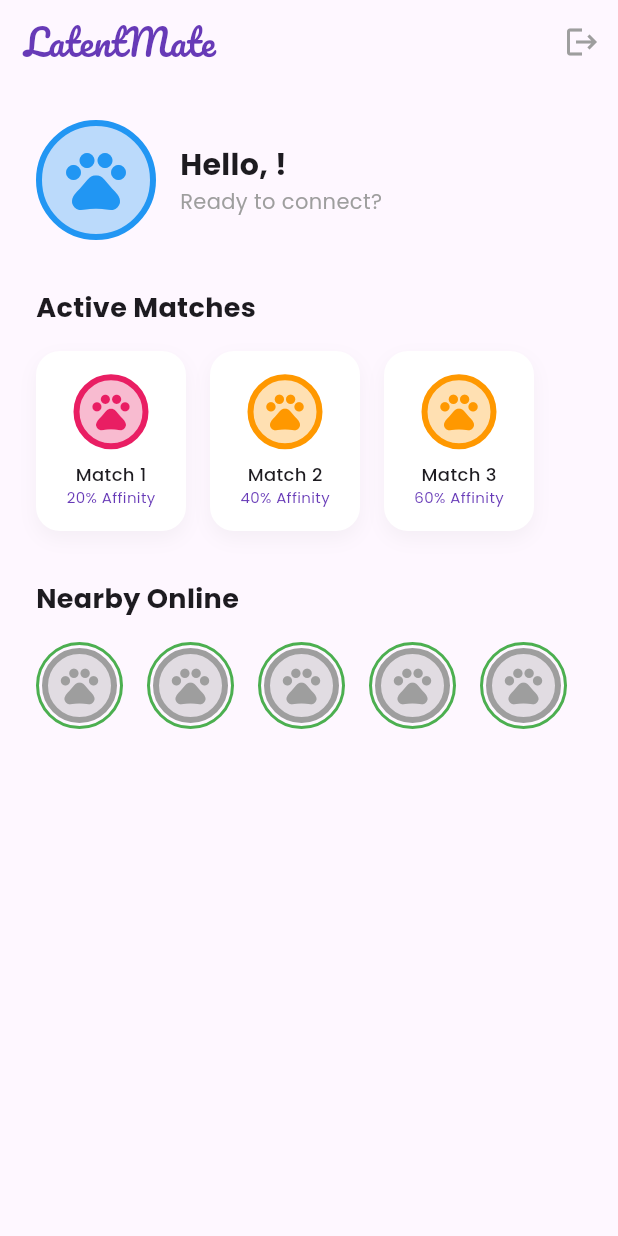
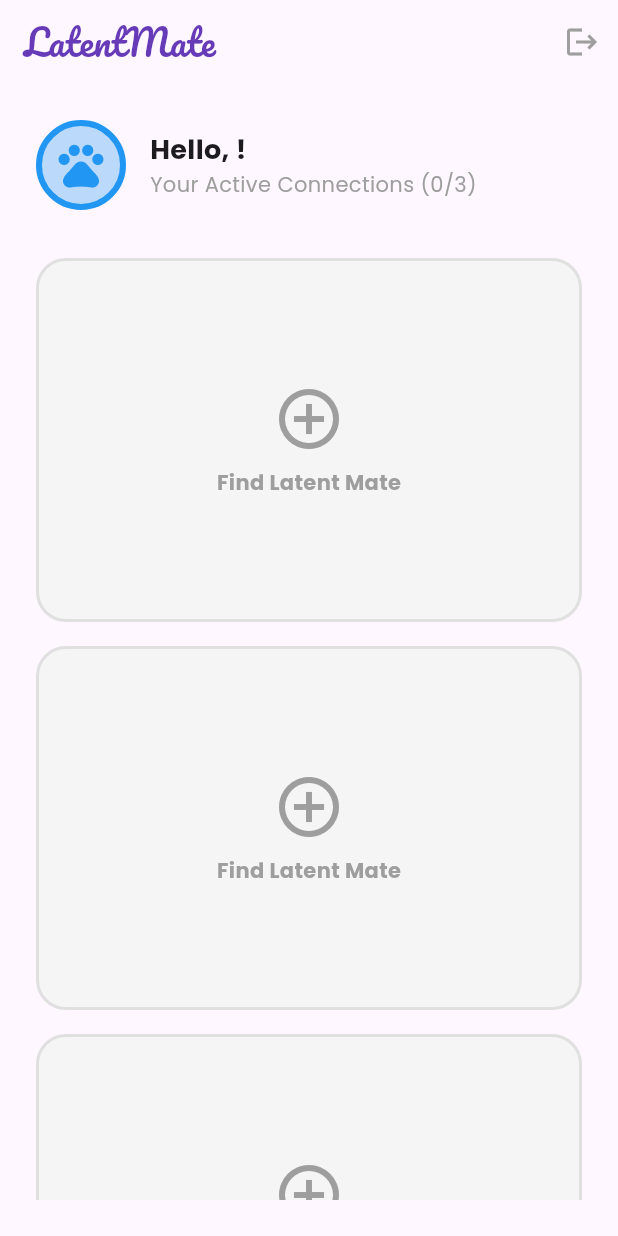
Before and after one commit to cdsar626/latent-mate-mvp, a Flutter app: the HomeScreen screen opened directly, on a phone screen of 412 x 824 dp. Run offline on Flutter 3.47's test engine with Material 3 defaults, Android fonts, the phone set to English and light mode, and no system bars; drawn by our look-alikes of flutter_animate; our stand-ins replace google_fonts, supabase_flutter; accounts and stored records are empty.

Commit message:
Refine MVP: Platform Permissions, Match Slots UI, and Active Connections
- Frontend: Added required permissions for Internet, Camera, and Storage on Android, iOS, and macOS.
- Frontend: Refactored `HomeScreen` to display a grid of 3 match slots with "Find Latent Mate" placeholders.
- Frontend: Implemented navigation to `GameScreen` (non-blocking) and Online Status indicators (green/orange halo logic).
- Backend: Implemented `FetchActiveMatches` handler to return enriched match data (affinity, last activity).
- Backend: Enforced 3-match limit in `FindMatch` logic.
- Backend: Added `UserStatus` broadcasting for online/offline presence updates.

Co-authored-by: cdsar626 <704386+cdsar626@users.noreply.github.com>

```diff
--- /dev/null
+++ b/frontend/lib/models/active_match.dart
@@ -0,0 +1,28 @@
+class ActiveMatch {
+  final String id;
+  final String opponentUsername;
+  final String? avatarConfig;
+  final int affinity;
+  final DateTime lastActivity;
+  final bool isOnline;
+
+  ActiveMatch({
+    required this.id,
+    required this.opponentUsername,
+    this.avatarConfig,
+    required this.affinity,
+    required this.lastActivity,
+    required this.isOnline,
+  });
+
+  factory ActiveMatch.fromJson(Map<String, dynamic> json) {
+    return ActiveMatch(
+      id: json['id'],
+      opponentUsername: json['opponent_username'],
+      avatarConfig: json['avatar_config'],
+      affinity: json['affinity'],
+      lastActivity: DateTime.tryParse(json['last_activity']) ?? DateTime.now(),
+      isOnline: json['is_online'] ?? false,
+    );
+  }
+}
--- a/frontend/lib/screens/home_screen.dart
+++ b/frontend/lib/screens/home_screen.dart
@@ -4,6 +4,7 @@ import 'package:google_fonts/google_fonts.dart';
 import 'package:provider/provider.dart';
 import '../providers/game_provider.dart';
 import '../widgets/pet_widget.dart';
+import '../models/active_match.dart';
 import 'game_screen.dart';
 import 'splash_screen.dart';
 import '../services/auth_service.dart';
@@ -18,12 +19,48 @@ class HomeScreen extends StatefulWidget {
 class _HomeScreenState extends State<HomeScreen> {
   final AuthService _authService = AuthService();
 
+  void _confirmFindMatch(GameProvider provider) {
+    if (provider.activeMatches.length >= 3) {
+      ScaffoldMessenger.of(context).showSnackBar(
+        const SnackBar(content: Text("Maximum of 3 matches allowed. Finish a conversation first.")),
+      );
+      return;
+    }
+
+    showDialog(
+      context: context,
+      builder: (context) => AlertDialog(
+        title: const Text("Find Latent Mate"),
+        content: const Text("Are you sure you want to search for a new connection?"),
+        actions: [
+          TextButton(onPressed: () => Navigator.pop(context), child: const Text("Cancel")),
+          TextButton(
+            onPressed: () {
+              Navigator.pop(context);
+              provider.findMatch();
+            },
+            child: const Text("Search"),
+          ),
+        ],
+      ),
+    );
+  }
+
+  void _openMatch(ActiveMatch match) {
+    Provider.of<GameProvider>(context, listen: false).selectMatch(match);
+    Navigator.of(context).push(
+      MaterialPageRoute(builder: (_) => const GameScreen()),
+    );
+  }
+
   @override
   Widget build(BuildContext context) {
     final gameProvider = Provider.of<GameProvider>(context);
 
-    if (gameProvider.gameState == GameState.inGame) {
-        return const GameScreen();
+    // List of 3 slots (null if empty, Match if full)
+    final List<ActiveMatch?> slots = List.filled(3, null);
+    for (int i = 0; i < gameProvider.activeMatches.length && i < 3; i++) {
+      slots[i] = gameProvider.activeMatches[i];
     }
 
     return Scaffold(
@@ -45,129 +82,127 @@ class _HomeScreenState extends State<HomeScreen> {
           )
         ],
       ),
-      body: SingleChildScrollView(
-        child: Padding(
+      body: Padding(
         padding: const EdgeInsets.all(24.0),
         child: Column(
           crossAxisAlignment: CrossAxisAlignment.start,
           children: [
-              // User Profile Header
             Row(
               children: [
-                  const PetWidget(size: 80, color: Colors.blue), // Using default/mock color for now
+                const PetWidget(size: 60, color: Colors.blue),
                 const SizedBox(width: 16),
                 Column(
                   crossAxisAlignment: CrossAxisAlignment.start,
                   children: [
                     Text(
                       "Hello, ${gameProvider.currentUser?.username ?? 'User'}!",
-                        style: GoogleFonts.poppins(fontSize: 20, fontWeight: FontWeight.bold),
+                      style: GoogleFonts.poppins(fontSize: 18, fontWeight: FontWeight.bold),
                     ),
                     Text(
-                        "Ready to connect?",
+                      "Your Active Connections (${gameProvider.activeMatches.length}/3)",
                       style: GoogleFonts.poppins(color: Colors.grey),
                     ),
                   ],
                 ),
               ],
             ).animate().slideX(),
-
             const SizedBox(height: 32),
 
-              // Active Matches Section
-              Text("Active Matches", style: GoogleFonts.poppins(fontSize: 18, fontWeight: FontWeight.bold)),
-              const SizedBox(height: 16),
-              // Mocking Active Matches List for now as backend doesn't send list yet (only one active match logic in MVP)
-              // If we had a list in GameProvider, we would use it here.
-              // For MVP visualization:
-              Container(
-                height: 120,
-                child: ListView.builder(
-                  scrollDirection: Axis.horizontal,
-                  itemCount: 3, // Mock count
+            Expanded(
+              child: GridView.builder(
+                gridDelegate: const SliverGridDelegateWithFixedCrossAxisCount(
+                  crossAxisCount: 1,
+                  childAspectRatio: 1.5,
+                  mainAxisSpacing: 16,
+                ),
+                itemCount: 3,
                 itemBuilder: (context, index) {
-                    return Container(
-                      width: 100,
-                      margin: const EdgeInsets.only(right: 16),
+                  final match = slots[index];
+                  if (match == null) {
+                    return GestureDetector(
+                      onTap: () => _confirmFindMatch(gameProvider),
+                      child: Container(
                         decoration: BoxDecoration(
-                        color: Colors.white,
-                        borderRadius: BorderRadius.circular(16),
-                        boxShadow: [
-                          BoxShadow(color: Colors.grey.withOpacity(0.1), blurRadius: 10, offset: const Offset(0, 5))
-                        ],
+                          color: Colors.grey[100],
+                          borderRadius: BorderRadius.circular(20),
+                          border: Border.all(color: Colors.grey[300]!, width: 2, style: BorderStyle.solid),
                         ),
                         child: Column(
                           mainAxisAlignment: MainAxisAlignment.center,
                           children: [
-                          PetWidget(size: 50, color: index == 0 ? Colors.pink : Colors.orange),
+                            const Icon(Icons.add_circle_outline, size: 48, color: Colors.grey),
                             const SizedBox(height: 8),
-                          Text("Match ${index + 1}", style: GoogleFonts.poppins(fontSize: 12, fontWeight: FontWeight.w500)),
-                          Text("${(index + 1) * 20}% Affinity", style: GoogleFonts.poppins(fontSize: 10, color: Colors.deepPurple)),
-                        ],
-                      ),
-                    );
-                  },
-                ),
-              ).animate().fadeIn(delay: 200.ms),
-
-              const SizedBox(height: 32),
-
-              // Nearby Users Section
-              Text("Nearby Online", style: GoogleFonts.poppins(fontSize: 18, fontWeight: FontWeight.bold)),
-              const SizedBox(height: 16),
-              Container(
-                height: 80,
-                child: ListView.builder(
-                  scrollDirection: Axis.horizontal,
-                  itemCount: 5,
-                  itemBuilder: (context, index) {
-                    return Padding(
-                      padding: const EdgeInsets.only(right: 16.0),
-                      child: Column(
-                        children: [
-                          Container(
-                            padding: const EdgeInsets.all(2),
-                            decoration: BoxDecoration(
-                              shape: BoxShape.circle,
-                              border: Border.all(color: Colors.green, width: 2),
-                            ),
-                            child: const PetWidget(size: 50, color: Colors.grey),
-                          ),
-                        ],
-                      ),
-                    );
-                  },
-                ),
-              ).animate().fadeIn(delay: 400.ms),
-
-              if (gameProvider.gameState == GameState.matching)
-                Padding(
-                  padding: const EdgeInsets.only(top: 40.0),
-                  child: Center(
-                    child: Column(
-                      children: [
-                        const CircularProgressIndicator(),
-                        const SizedBox(height: 16),
-                        Text('Looking for a match...', style: GoogleFonts.poppins()),
+                            Text("Find Latent Mate", style: GoogleFonts.poppins(color: Colors.grey, fontWeight: FontWeight.bold)),
                           ],
                         ),
                       ),
+                    ).animate().fadeIn(delay: (index * 100).ms);
+                  } else {
+                    // Match Card
+                    Color haloColor = Colors.grey;
+                    if (match.isOnline) {
+                      final diff = DateTime.now().difference(match.lastActivity);
+                      if (diff.inSeconds < 30) {
+                        haloColor = Colors.green;
+                      } else if (diff.inMinutes < 3) {
+                        haloColor = Colors.orange;
+                      }
+                    }
+
+                    return GestureDetector(
+                      onTap: () => _openMatch(match),
+                      child: Container(
+                        padding: const EdgeInsets.all(16),
+                        decoration: BoxDecoration(
+                          color: Colors.white,
+                          borderRadius: BorderRadius.circular(20),
+                          boxShadow: [
+                            BoxShadow(color: Colors.deepPurple.withOpacity(0.1), blurRadius: 10, offset: const Offset(0, 5))
+                          ],
                         ),
+                        child: Row(
+                          children: [
+                            Container(
+                              padding: const EdgeInsets.all(4),
+                              decoration: BoxDecoration(
+                                shape: BoxShape.circle,
+                                border: Border.all(color: haloColor, width: 3),
+                              ),
+                              child: const PetWidget(size: 60, color: Colors.orange), // Use config later
+                            ),
+                            const SizedBox(width: 16),
+                            Expanded(
+                              child: Column(
+                                mainAxisAlignment: MainAxisAlignment.center,
+                                crossAxisAlignment: CrossAxisAlignment.start,
+                                children: [
+                                  Text(match.opponentUsername, style: GoogleFonts.poppins(fontSize: 18, fontWeight: FontWeight.bold)),
+                                  const SizedBox(height: 8),
+                                  LinearProgressIndicator(
+                                    value: match.affinity / 100, // Normalized
+                                    backgroundColor: Colors.grey[200],
+                                    color: Colors.deepPurple,
+                                  ),
+                                  const SizedBox(height: 4),
+                                  Text("${match.affinity}% Affinity", style: GoogleFonts.poppins(fontSize: 12, color: Colors.grey)),
                                 ],
                               ),
                             ),
+                            const Icon(Icons.chevron_right, color: Colors.grey),
+                          ],
                         ),
-      floatingActionButton: gameProvider.gameState == GameState.lobby
-        ? FloatingActionButton.extended(
-            onPressed: () {
-              gameProvider.findMatch();
+                      ),
+                    ).animate().fadeIn(delay: (index * 100).ms).slideY(begin: 0.1, end: 0);
+                  }
                 },
-            icon: const Icon(Icons.favorite),
-            label: const Text("Find New Match"),
-            backgroundColor: Colors.deepPurple,
-            foregroundColor: Colors.white,
-          ).animate().scale(delay: 600.ms)
-        : null,
+              ),
+            ),
+
+            if (gameProvider.gameState == GameState.matching)
+              Center(child: Text("Searching...", style: GoogleFonts.poppins(color: Colors.deepPurple))),
+          ],
+        ),
+      ),
     );
   }
 }
```
Also changed, not shown: frontend/lib/providers/game_provider.dart (+33 -4 lines), frontend/lib/services/socket_service.dart (+15 -0 lines), 6 other files. Lines whose indentation alone changed are shown as unchanged.
